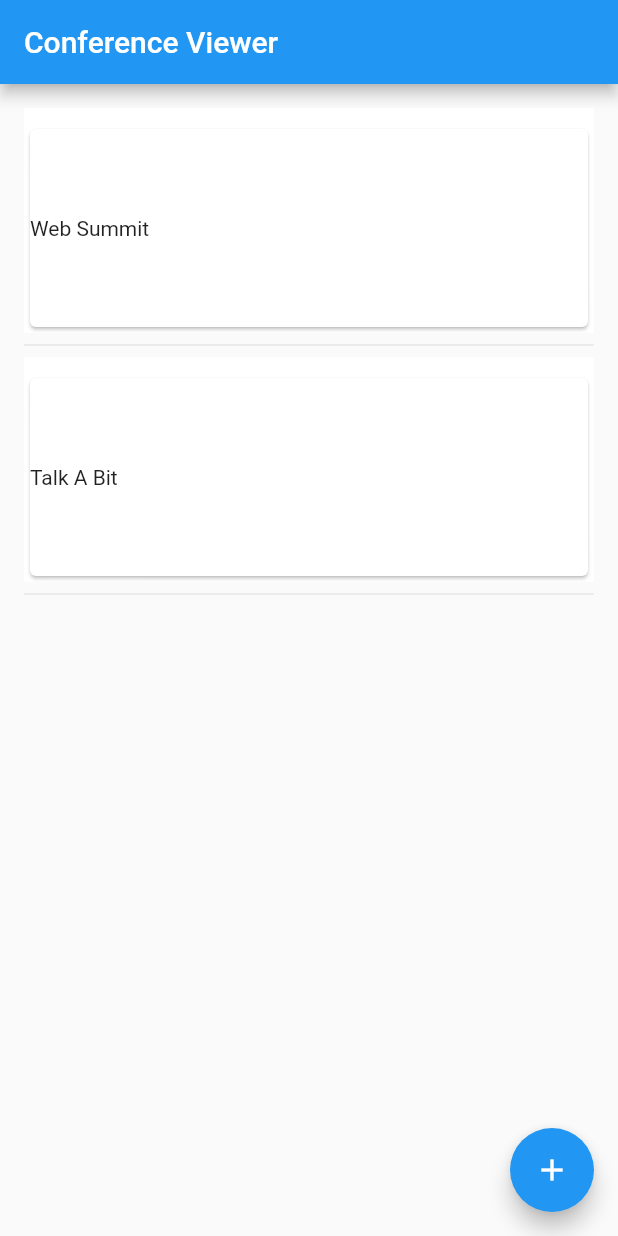
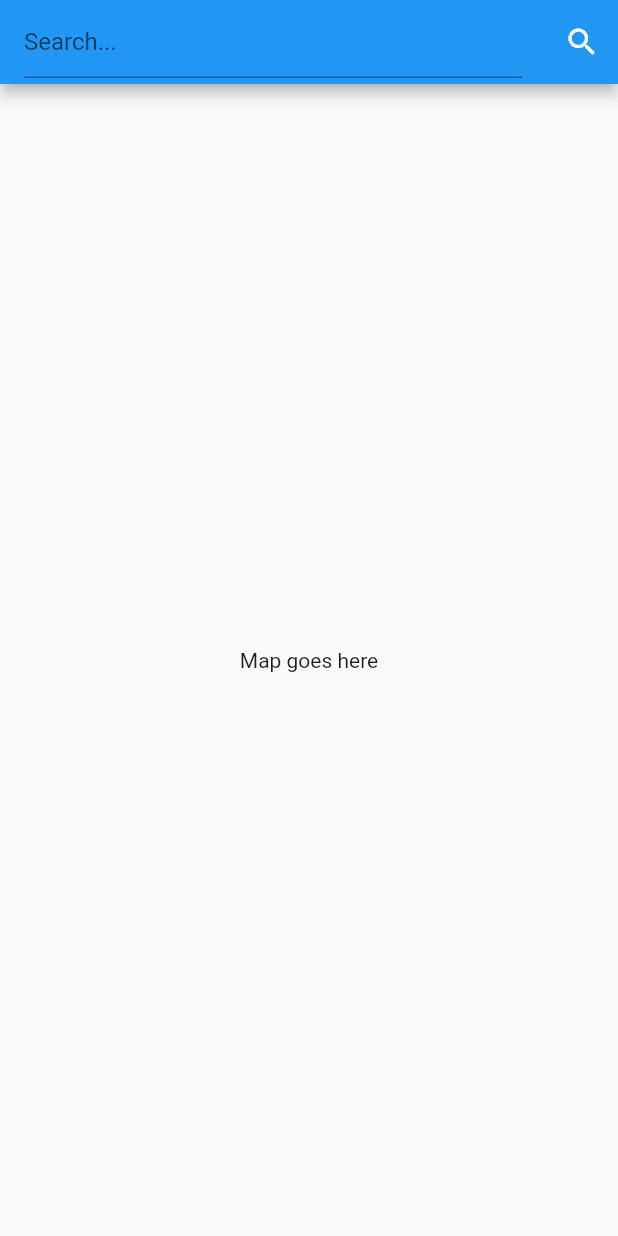
Before and after one commit to softeng-feup/open-cx-o-bando-dos-quatro, a Flutter app: the screen it shows after launch, on a phone screen of 412 x 824 dp. Run offline on Flutter 3.47's test engine with Material 2 defaults, Android fonts, the phone set to English and light mode, and no system bars.

Commit message:
Implemented a search bar for the nav screen

```diff
--- a/confview/lib/home.dart
+++ b/confview/lib/home.dart
@@ -1,4 +1,5 @@
 import 'package:flutter/material.dart';
+//import 'nav.dart';
 import 'action_item.dart';
 
 
--- a/confview/lib/main.dart
+++ b/confview/lib/main.dart
@@ -1,5 +1,6 @@
 import 'package:flutter/material.dart';
-import 'home.dart';
+//import 'home.dart';
+import 'nav.dart';
 
 void main() => runApp(ConfView());
 
@@ -16,7 +17,8 @@
 
       ),
 
-      home: HomePage(title: 'Conference Viewer'),
+      home: MapScreen(conferenceId: 0),
+      //home: HomePage(title: 'Conference Viewer'),
 
     );
   }
--- a/confview/lib/nav.dart
+++ b/confview/lib/nav.dart
@@ -1 +1,132 @@
 import 'package:flutter/material.dart';
+
+
+class MapScreen extends StatefulWidget {
+
+    final int conferenceId;
+
+    MapScreen({Key key, this.conferenceId}) : super(key: key);
+
+    @override
+    _MapScreenState createState() => _MapScreenState();
+}
+
+class _MapScreenState extends State<MapScreen> {
+
+    TextEditingController _searchQuery;
+    bool _isSearching = false;
+    String searchQuery = "Search query";
+    FocusNode _searchFocus;
+
+
+    @override
+    initState() {
+        super.initState();
+        _searchQuery = new TextEditingController();
+        _searchFocus = FocusNode();
+    }
+
+    @override
+    dispose() {
+        _searchFocus.dispose();
+        super.dispose();
+    }
+
+    _startSearch() {
+        setState(() {
+          _isSearching = true;
+        });
+    }
+
+    _stopSearch() {
+        _clearSearchQuery();
+        setState(() {
+          _isSearching = false;
+        });
+    }
+
+    _clearSearchQuery() {
+        print("close search box");
+        setState(() {
+          _searchQuery.clear();
+          _updateSearchQuery("Search query");
+        });
+    }
+
+    _updateSearchQuery(String newQuery) {
+        setState(() {
+            _isSearching = true;
+            searchQuery = newQuery;
+        });
+        print("search query : " + newQuery);
+    }
+
+
+    @override
+    Widget build(BuildContext context) {
+        return Scaffold(
+            appBar: AppBar(
+                leading: _isSearching ? _buildBackButton() : null,
+                title: TextField(
+                    controller: _searchQuery,
+                    focusNode: _searchFocus,
+                    onChanged: _updateSearchQuery,
+                    onTap: _startSearch,
+                    decoration: InputDecoration(
+                        hintText: 'Search...',
+                    ),
+                ),
+                actions: _buildActions(),
+                /* TODO: create our own AppBar widget
+                backgroundColor: Colors.transparent,
+                elevation: 0.0,
+                */
+            ),
+            body: _isSearching ? _buildSuggestions() : _buildMap(),
+        );
+    }
+
+    Widget _buildSuggestions() {
+        print(searchQuery);
+        return Center(
+            child: Text('Suggestions go here : ' + searchQuery)
+        );
+    }
+
+    Widget _buildMap() {
+        print(_isSearching);
+        return Center(
+            child: Text('Map goes here')
+        );
+    }
+
+    List<Widget> _buildActions() {
+
+        if (!_isSearching)
+            return <Widget>[
+                IconButton(
+                    icon: const Icon(Icons.search),
+                    onPressed: () {
+                        FocusScope.of(context).requestFocus(_searchFocus);
+                        _startSearch();
+                    },
+                ),
+            ];
+
+        return <Widget>[
+            IconButton(
+                icon: const Icon(Icons.clear),
+                onPressed: _clearSearchQuery,
+            ),
+        ];
+    }
+
+    Widget _buildBackButton() {
+        return IconButton(
+            icon: Icon(Icons.arrow_back),
+            onPressed: _stopSearch,
+            // TODO: probably the focus will need to be changed here
+        );
+    }
+
+}
--- a/confview/pubspec.yaml
+++ b/confview/pubspec.yaml
@@ -19,9 +19,6 @@
 dependencies:
   flutter:
     sdk: flutter
-
-  # The following adds the Cupertino Icons font to your application.
-  # Use with the CupertinoIcons class for iOS style icons.
   cupertino_icons: ^0.1.2
 
 dev_dependencies:
```
